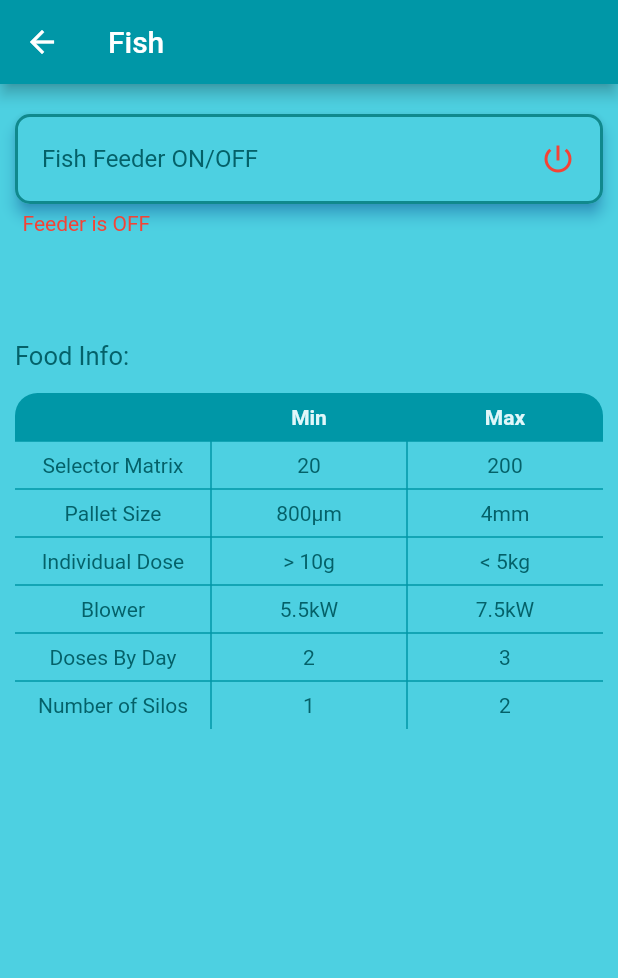
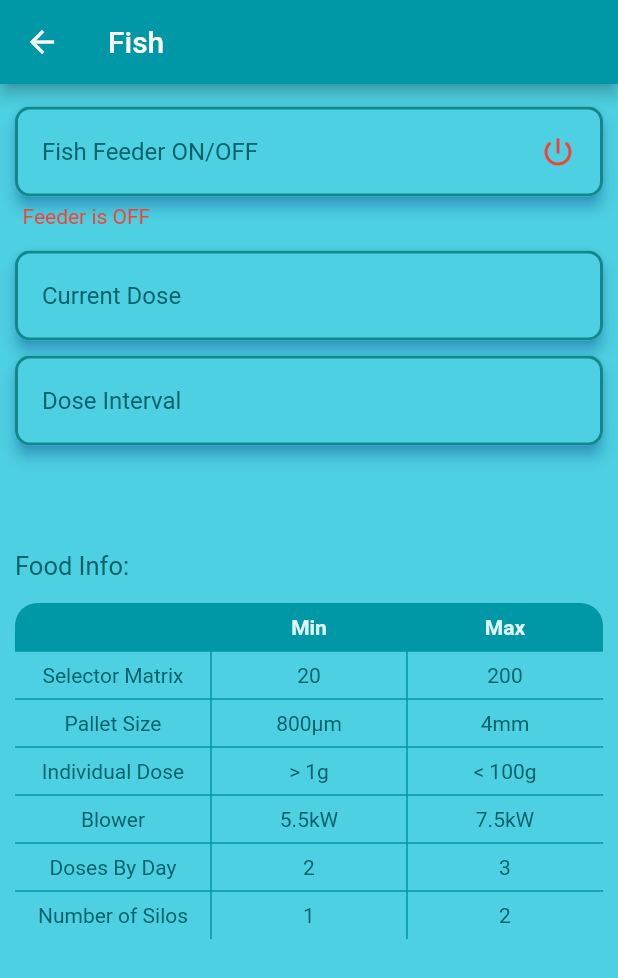
Before and after one commit to eqrakhattak/smart-biofloc-monitoring, a Flutter app: the FoodPage screen opened directly, on a phone screen of 412 x 824 dp. Shown: the top 978 px of the screen. Run offline on Flutter 3.47's test engine with Material 2 defaults, Android fonts, the phone set to English and light mode, and no system bars; our stand-ins replace font_awesome_flutter.

Commit message:
Minor Changes

```diff
--- a/sci_fish/lib/pages/fish_page.dart
+++ b/sci_fish/lib/pages/fish_page.dart
@@ -36,7 +36,6 @@ class FishPage extends StatelessWidget {
                     side: const BorderSide(color: Color(0xFF10898d), width: 2),
                     borderRadius: BorderRadius.circular(10),
                   ),
-                  //TODO: Change tap color to teal
                   //TODO: Add OnTap functionality
                 ),
               ),
--- a/sci_fish/lib/pages/food_page.dart
+++ b/sci_fish/lib/pages/food_page.dart
@@ -17,7 +17,7 @@ class FoodPage extends StatelessWidget {
             crossAxisAlignment: CrossAxisAlignment.start,
             children: [
               const SizedBox(
-                height: 10.0,
+                height: 5.0,
               ),
               Material(
                 color: Colors.cyan[300],
@@ -47,6 +47,48 @@ class FoodPage extends StatelessWidget {
                   'Feeder is OFF',
                   style: TextStyle(
                     color: colorOff,
+                  ),
+                ),
+              ),
+              const SizedBox(
+                height: 15.0,
+              ),
+              Material(
+                color: Colors.cyan[300],
+                elevation: 4,
+                borderRadius: BorderRadius.circular(10),
+                shadowColor: Colors.blue,
+                child: ListTile(
+                  title: const Text(
+                    'Current Dose',
+                    style: TextStyle(
+                      color: textColor,
+                    ),
+                  ),
+                  shape: RoundedRectangleBorder(
+                    side: const BorderSide(color: Color(0xFF10898d), width: 2),
+                    borderRadius: BorderRadius.circular(10),
+                  ),
+                ),
+              ),
+              const SizedBox(
+                height: 10.0,
+              ),
+              Material(
+                color: Colors.cyan[300],
+                elevation: 4,
+                borderRadius: BorderRadius.circular(10),
+                shadowColor: Colors.blue,
+                child: ListTile(
+                  title: const Text(
+                    'Dose Interval',
+                    style: TextStyle(
+                      color: textColor,
+                    ),
+                  ),
+                  shape: RoundedRectangleBorder(
+                    side: const BorderSide(color: Color(0xFF10898d), width: 2),
+                    borderRadius: BorderRadius.circular(10),
                   ),
                 ),
               ),
@@ -157,14 +199,14 @@ class FoodPage extends StatelessWidget {
                           ),
                           TableCell(
                             child: SizedBox(
-                              child: Center(child: Text('> 10g', style: TextStyle(color: textColor),),),
+                              child: Center(child: Text('> 1g', style: TextStyle(color: textColor),),),
                               height: 32,
                               width: 32,
                             ),
                           ),
                           TableCell(
                             child: SizedBox(
-                              child: Center(child: Text('< 5kg', style: TextStyle(color: textColor),),),
+                              child: Center(child: Text('< 100g', style: TextStyle(color: textColor),),),
                               height: 32,
                               width: 32,
                             ),
```
